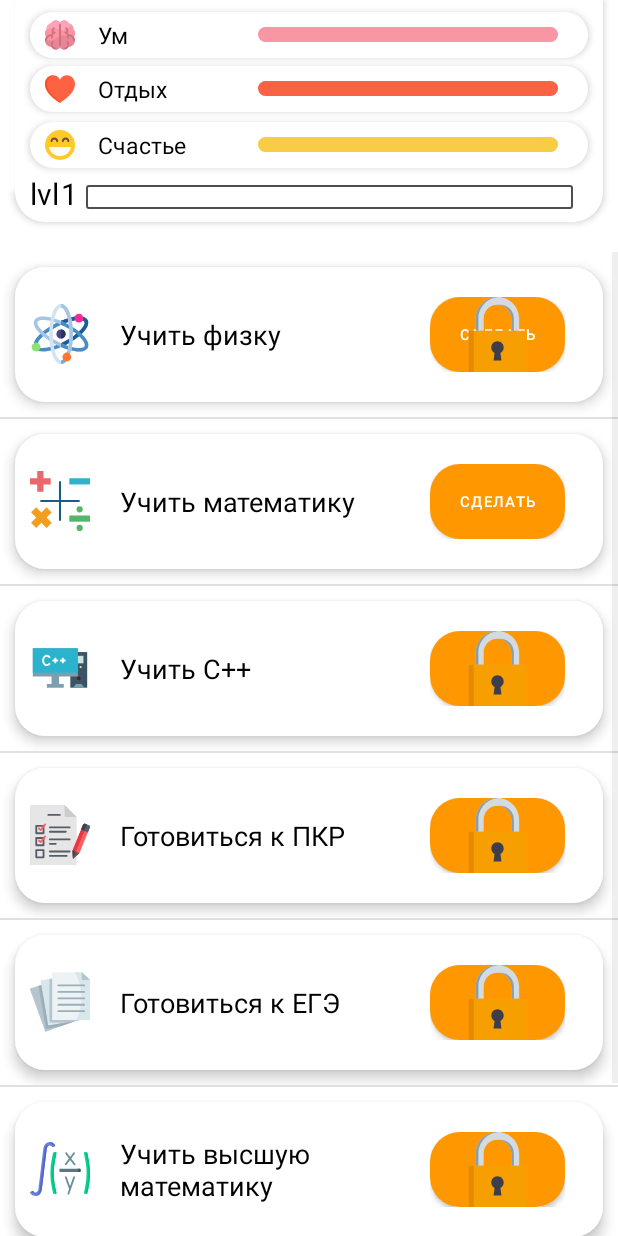
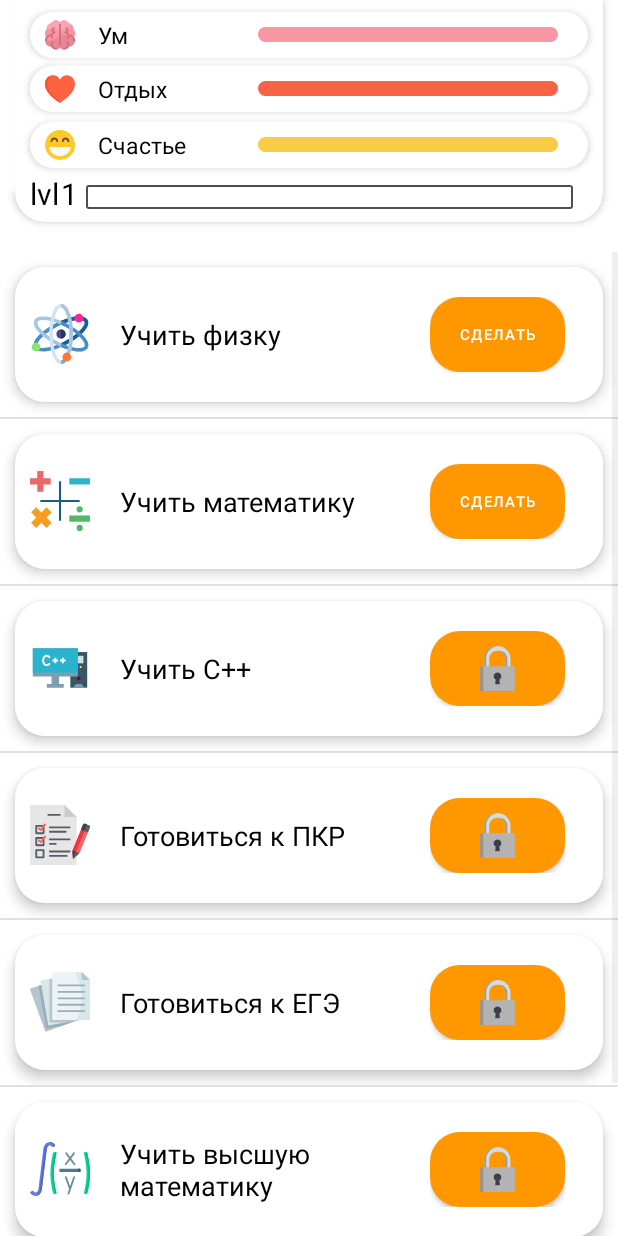
Before and after one commit to LvovKirill/Simulation_EAD, an Android app: the MindActivity screen opened directly, with no data from a screen before it, on a phone screen of 412 x 824 dp. Run offline under Robolectric (Android 15) with nearby library versions, the light colour scheme and no system bars; our stand-ins replace AdMob.

Commit message:
Замок на заблокированных событиях, проработана реклама

```diff
--- a/app/src/main/java/com/example/simulation_ead/EventAdapter.java
+++ b/app/src/main/java/com/example/simulation_ead/EventAdapter.java
@@ -76,9 +76,9 @@ public class EventAdapter extends BaseAdapter {
 //        ((Button) view.findViewById(R.id.btn_make)).setBackgroundColor(createBackgroundForEventButton(p.status));
         ((Button) view.findViewById(R.id.btn_make)).setTextColor(createBackgroundForEventButton(p.status));
 
-        if (p.status==false) {
-            ((ImageView) view.findViewById(R.id.lock_image)).setImageResource(R.drawable.ic_padlock);
-        }
+
+            ((ImageView) view.findViewById(R.id.lock_image)).setImageResource(createImageForEventButton(p.status));
+
 
 
 if (p.status == true) {
@@ -195,6 +195,13 @@ if (p.status == true) {
             return Color.parseColor("black");
     }
 
+    public int createImageForEventButton(boolean status){
+        if (status == true)
+            return R.drawable.ic_empty;
+        else
+            return R.drawable.ic_padlock;
+    }
+
 
     public void soundPlay(int category){
         if (category == 1) sound = MediaPlayer.create( this.ctx, sound_brain);
--- a/app/src/main/java/com/example/simulation_ead/FriendsActivity.java
+++ b/app/src/main/java/com/example/simulation_ead/FriendsActivity.java
@@ -32,9 +32,10 @@ public class FriendsActivity extends AppCompatActivity implements View.OnClickLi
 
 
     Friend mas[] = {
-            new Friend(R.drawable.image_lvl_1, "Михаил Портнов", "Android-разработка", R.drawable.ic_hamburger, "R.string.Mihail_Prt"),
-            new Friend(R.drawable.image_lvl_2, "Павел", "Хакер", R.drawable.ic_calculator, "R.string.Mihail_Prt"),
-            new Friend(R.drawable.image_lvl_3, "Аделя Хасанова", "Искуственный интеллект", R.drawable.ic_computer, "R.string.Mihail_Prt"),
+            new Friend(R.drawable.misha_portn, "Миша Портнов", "Android-разработка", R.drawable.ic_hamburger, "+ 10 к организовать IT школу Sumsung"),
+            new Friend(R.drawable.ana_buchinskaya, "Аня Бучинская", "Хакер", R.drawable.ic_calculator, "+ 18 к организовать ПП"),
+            new Friend(R.drawable.misha_portn, "Миша Портнов", "Android-разработка", R.drawable.ic_atom, "+ 10 к организовать IT школу Sumsung"),
+            new Friend(R.drawable.adelya_hasanova, "Аделя Хасанова", "Искуственный интеллект", R.drawable.ic_neuro_net, "+ 15 к написать нейросеть"),
             new Friend(R.drawable.image_lvl_4, "Михаил Портнов", "Android-разработка", R.drawable.ic_atom, "R.string.Mihail_Prt"),
             new Friend(R.drawable.image_lvl_5, "Михаил Портнов", "Android-разработка", R.drawable.ic_hamburger, "R.string.Mihail_Prt"),
             new Friend(R.drawable.image_lvl_6, "Михаил Портнов", "Android-разработка", R.drawable.ic_hamburger, "R.string.Mihail_Prt")
--- a/app/src/main/java/com/example/simulation_ead/MainActivity.java
+++ b/app/src/main/java/com/example/simulation_ead/MainActivity.java
@@ -43,6 +43,7 @@ public class MainActivity extends AppCompatActivity implements View.OnClickListe
     public static ImageView imageView_background;
     public static CardView cardView;
     public static int lvl = 1;
+    private ImageButton btn_admob_smile;
 
     public static SharedPreferences sharedPreferences_brain;
     public static SharedPreferences sharedPreferences_rest;
@@ -71,7 +72,7 @@ public class MainActivity extends AppCompatActivity implements View.OnClickListe
 
 //        Button advertising_smile = (Button)findViewById(R.id.advertising_smile);
 
-        ImageButton btn_admob_smile = (ImageButton)findViewById(R.id.advertising_smile);
+        btn_admob_smile = (ImageButton)findViewById(R.id.advertising_smile);
 
         textView = (TextView)findViewById(R.id.textView);
         imageView = (ImageView)findViewById(R.id.image_lvl);
@@ -144,6 +145,9 @@ public class MainActivity extends AppCompatActivity implements View.OnClickListe
                     startActivity(friends);
                 }else{
                     Toast.makeText(this, "Требуется уровень 3", Toast.LENGTH_SHORT).show();
+
+                    Animation animRotateIn_big = AnimationUtils.loadAnimation(this, R.anim.shake_up);
+                    btn_admob_smile.startAnimation(animRotateIn_big);
                 }
                 break;
             case R.id.advertising_smile:
@@ -158,12 +162,30 @@ public class MainActivity extends AppCompatActivity implements View.OnClickListe
 
                         @Override
                         public void onRewardedAdClosed() {
-                            // Ad closed.
+                            Toast.makeText(activityContext, "Досмотрите видео до конца", Toast.LENGTH_SHORT).show();
                         }
 
                         @Override
                         public void onUserEarnedReward(@NonNull RewardItem reward) {
-                            // User earned reward.
+
+                            CustomToast.makeText(activityContext, "Повышен уровень счастья", Toast.LENGTH_SHORT, 1, R.drawable.ic_smiling).show();
+
+
+                            rewardedAd = new RewardedAd(activityContext,
+                                    "ca-app-pub-3940256099942544/5224354917");
+
+                            RewardedAdLoadCallback adLoadCallback = new RewardedAdLoadCallback() {
+                                @Override
+                                public void onRewardedAdLoaded() {
+                                    // Ad successfully loaded.
+                                }
+
+                                @Override
+                                public void onRewardedAdFailedToLoad(int i) {
+                                    super.onRewardedAdFailedToLoad(i);
+                                }
+                            };
+                            rewardedAd.loadAd(new AdRequest.Builder().build(), adLoadCallback);
                         }
 
                         @Override
--- /dev/null
+++ b/app/src/main/res/anim/shake_up.xml
@@ -0,0 +1,19 @@
+<?xml version="1.0" encoding="utf-8"?>
+<set xmlns:android="http://schemas.android.com/apk/res/android">
+    <rotate
+        android:duration="65"
+        android:fromDegrees="-5"
+        android:interpolator="@android:anim/linear_interpolator"
+        android:pivotX="50%"
+        android:pivotY="50%"
+        android:repeatCount="5"
+        android:repeatMode="reverse"
+        android:toDegrees="5" />
+    <translate
+        android:duration="65"
+        android:fromXDelta="-10"
+        android:interpolator="@android:anim/linear_interpolator"
+        android:repeatCount="5"
+        android:repeatMode="reverse"
+        android:toXDelta="10" />
+</set>
--- /dev/null
+++ b/app/src/main/res/drawable/ic_empty.xml
@@ -0,0 +1,9 @@
+<vector xmlns:android="http://schemas.android.com/apk/res/android"
+    android:width="50dp"
+    android:height="50dp"
+    android:viewportWidth="50"
+    android:viewportHeight="50">
+    <path
+        android:fillColor="#00000000"
+        android:pathData="M45,0H5C2.25,0 0,2.25 0,5v40c0,2.75 2.25,5 5,5h40c2.75,0 5,-2.25 5,-5V5C50,2.25 47.75,0 45,0zM46,45c0,0.542 -0.458,1 -1,1H5c-0.542,0 -1,-0.458 -1,-1V5c0,-0.542 0.458,-1 1,-1h40c0.542,0 1,0.458 1,1V45z"/>
+</vector>
--- a/app/src/main/res/drawable/ic_padlock.xml
+++ b/app/src/main/res/drawable/ic_padlock.xml
@@ -14,10 +14,10 @@
       android:fillColor="#899EA8"/>
   <path
       android:pathData="M59.345,230.349h393.313v281.654h-393.313z"
-      android:fillColor="#F79F00"/>
+      android:fillColor="#B3B3B3"/>
   <path
       android:pathData="M59.345,230.349h34.473v281.654h-34.473z"
-      android:fillColor="#E48900"/>
+      android:fillColor="#939393"/>
   <path
       android:pathData="M298.31,344.737c0,-23.367 -18.943,-42.309 -42.309,-42.309s-42.309,18.942 -42.309,42.309c0,16.094 8.988,30.088 22.216,37.24l-6.808,52.078h53.803l-6.808,-52.078C289.324,374.825 298.31,360.832 298.31,344.737z"
       android:fillColor="#3E3D4C"/>
--- a/app/src/main/res/layout/list_item.xml
+++ b/app/src/main/res/layout/list_item.xml
@@ -67,7 +67,7 @@
         <ImageView
             android:id="@+id/lock_image"
             android:layout_width="90dp"
-            android:layout_height="50dp"
+            android:layout_height="30dp"
             android:layout_alignParentEnd="true"
             android:layout_centerVertical="true"
             android:layout_marginEnd="25dp"
```
Also changed, not shown: app/src/main/res/drawable-v24/adelya_hasanova.PNG (added), app/src/main/res/drawable-v24/ana_buchinskaya.PNG (added), app/src/main/res/drawable-v24/misha_portn.PNG (added).
